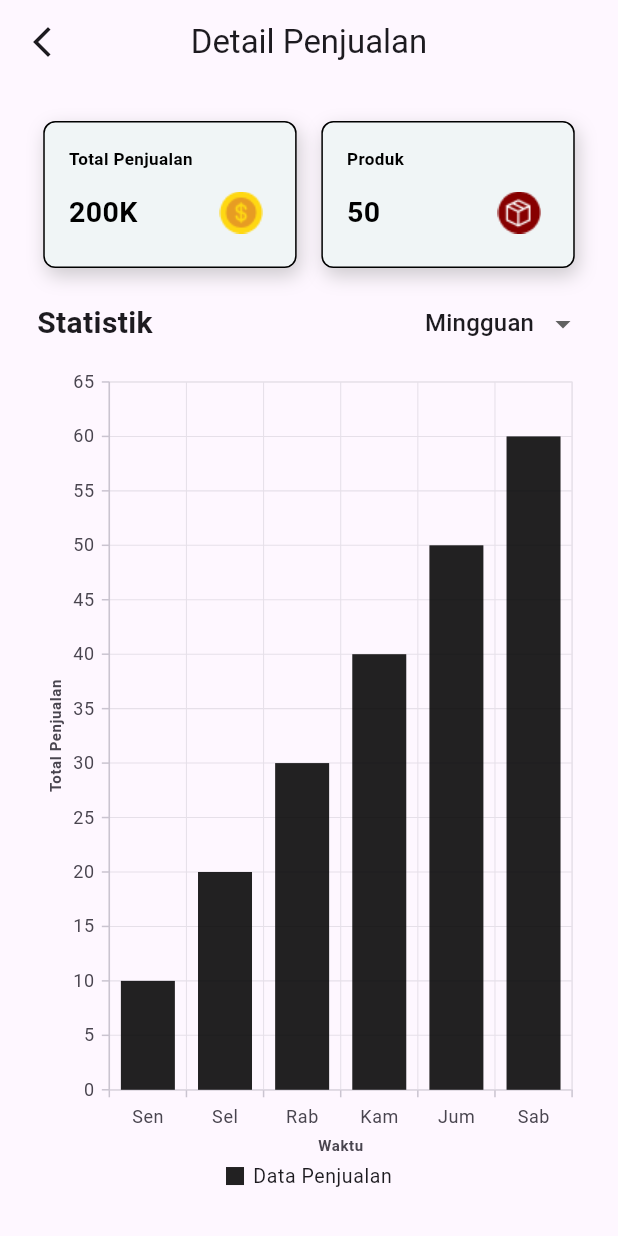
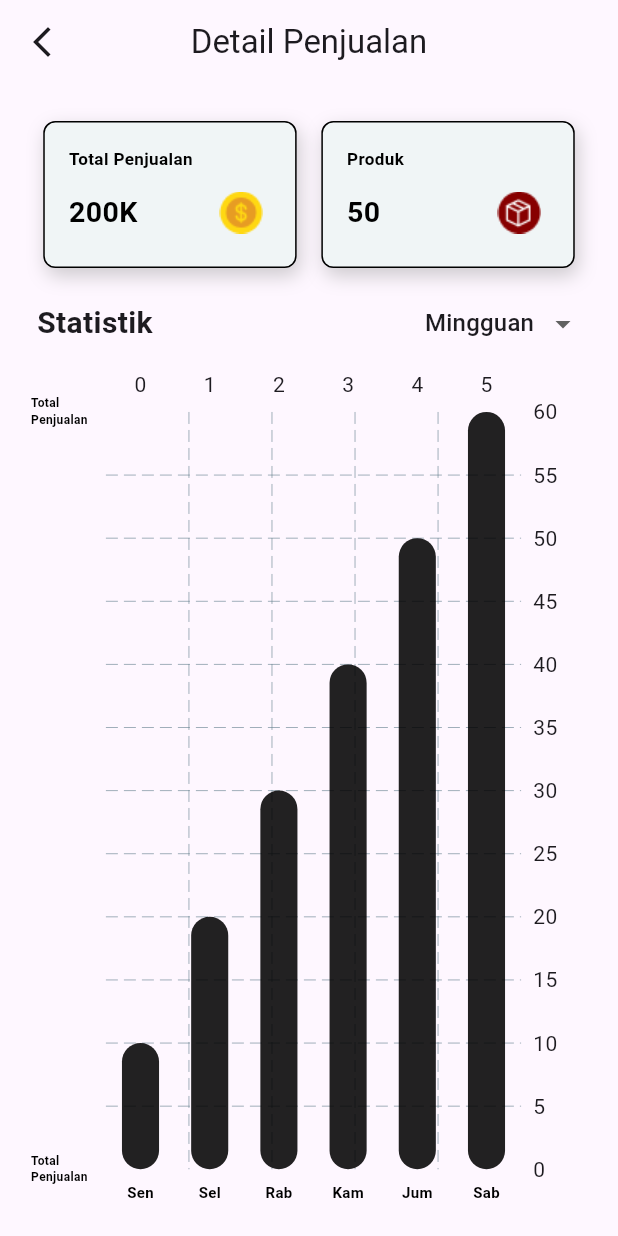
Before and after one commit to Shade2012/warmindo_admin_ui, a Flutter app: the SalesDetailPage screen opened by its route, on a phone screen of 412 x 824 dp. Run offline on Flutter 3.47's test engine with Material 3 defaults, Android fonts, the phone set to English and light mode, and no system bars; drawn by our look-alikes of fl_chart; our stand-ins replace connectivity_plus, flutter_svg, font_awesome_flutter, get, google_fonts, image_picker and 4 more; accounts and stored records are empty; network calls fail; Roboto replaces fonts that are missing (Oxygen).

Commit message:
fix : [AF] change UI chart & schedule

```diff
--- a/lib/pages/detail_product_page/view/detailproduct_page.dart
+++ b/lib/pages/detail_product_page/view/detailproduct_page.dart
@@ -24,7 +24,6 @@ class DetailProductPage extends StatelessWidget {
 
     // Handle potential null or invalid ratings
     double? priceAsDouble = double.tryParse(product.price?.replaceAll(',', '').replaceAll('.', '') ?? '');
-    double adjustedPrice = (priceAsDouble ?? 0.0) / 100;
 
     // Handle potential null or invalid ratings
     double? ratingAsDouble = double.tryParse(product.ratings ?? '');
@@ -142,7 +141,7 @@ class DetailProductPage extends StatelessWidget {
                   ),
                   SizedBox(height: 10),
                   Text(
-                    '${currencyFormat.format(adjustedPrice)}',
+                    '${currencyFormat.format(priceAsDouble)}',
                     style: priceCProductDetailTextStyle,
                   ),
                 ],
--- a/lib/pages/sales_detail_page/view/sales_detail_page.dart
+++ b/lib/pages/sales_detail_page/view/sales_detail_page.dart
@@ -1,10 +1,9 @@
 import 'package:flutter/material.dart';
 import 'package:get/get.dart';
-import 'package:syncfusion_flutter_charts/charts.dart';
+import 'package:fl_chart/fl_chart.dart';
 import 'package:warmindo_admin_ui/pages/sales_detail_page/controller/sales_detail_controller.dart';
 import 'package:warmindo_admin_ui/global/widget/analyticBox.dart';
 import 'package:warmindo_admin_ui/global/themes/icon_themes.dart';
-import '../model/sales_model.dart';
 
 class SalesDetailPage extends StatelessWidget {
   SalesDetailPage({Key? key}) : super(key: key);
@@ -110,56 +109,100 @@ class SalesDetailPage extends StatelessWidget {
                 ),
                 Expanded(
                   child: Container(
-                    child: SfCartesianChart(
-                      primaryXAxis: CategoryAxis(
-                        title: AxisTitle(
-                          text: 'Waktu',
-                          textStyle: TextStyle(
+                    child: BarChart(
+                      BarChartData(
+                        alignment: BarChartAlignment.spaceAround,
+                        titlesData: FlTitlesData(
+                          show: true,
+                          bottomTitles: AxisTitles(
+                            sideTitles: SideTitles(
+                              showTitles: true,
+                              getTitlesWidget: (value, meta) {
+                                return Padding(
+                                  padding: const EdgeInsets.only(top: 8.0),
+                                  child: Text(
+                                    controller.chartData[value.toInt()].year,
+                                    style: TextStyle(
+                                      color: Colors.black,
+                                      fontWeight: FontWeight.bold,
                                       fontSize: 10,
+                                    ),
+                                  ),
+                                );
+                              },
+                              reservedSize: 28,
+                            ),
+                          ),
+                          leftTitles: AxisTitles(
+                            sideTitles: SideTitles(
+                              interval: 80,
+                              showTitles: true,
+                              getTitlesWidget: (value, meta) {
+                                return Text(
+                                  controller.yAxisTitle.value,
+                                  style: TextStyle(
+                                    color: Colors.black,
                                     fontWeight: FontWeight.bold,
+                                    fontSize: 8,
+                                  ),
+                                );
+                              },
+                              reservedSize: 50,
                             ),
                           ),
                         ),
-                      primaryYAxis: NumericAxis(
-                        title: AxisTitle(
-                          text: controller.yAxisTitle.value,
-                          textStyle: TextStyle(
-                            fontSize: 10,
+                        borderData: FlBorderData(
+                          show: false,
+                        ),
+                        barGroups: controller.chartData
+                            .asMap()
+                            .entries
+                            .map((entry) => BarChartGroupData(
+                                  x: entry.key,
+                                  barRods: [
+                                    BarChartRodData(
+                                      toY: entry.value.sales,
+                                      color: Colors.black87,
+                                      width: screenWidth * 0.06,
+                                    ),
+                                  ],
+                                ))
+                            .toList(),
+                        barTouchData: BarTouchData(
+                          touchTooltipData: BarTouchTooltipData(
+                            tooltipRoundedRadius: 8,
+                            tooltipPadding: const EdgeInsets.all(8),
+                            getTooltipItem: (
+                              group,
+                              groupIndex,
+                              rod,
+                              rodIndex,
+                            ) {
+                              return BarTooltipItem(
+                                rod.toY.toStringAsFixed(0),
+                                TextStyle(
+                                  color: Colors.black,
                                   fontWeight: FontWeight.bold,
+                                ),
+                                children: [
+                                  TextSpan(
+                                    text:
+                                        ' ${controller.chartData[groupIndex].year}',
+                                    style: TextStyle(
+                                      color: Colors.black54,
+                                    ),
+                                  ),
+                                ],
+                              );
+                            },
+                            getTooltipColor: (barChartGroupData) =>
+                                Colors.white,
+                            tooltipMargin: 10,
+                            fitInsideVertically: true,
+                            fitInsideHorizontally: true,
                           ),
                         ),
                       ),
-                      trackballBehavior: TrackballBehavior(
-                        enable: true,
-                        activationMode: ActivationMode.singleTap,
-                        lineType: TrackballLineType.vertical,
-                        tooltipSettings: InteractiveTooltip(
-                          enable: true,
-                          color: Colors.white,
-                          textStyle: TextStyle(
-                            color: Colors.black,
-                            fontSize: 14,
-                          ),
-                          // format: 'point.x : point.y',
-                          borderColor: Colors.black,
-                          borderWidth: 1,
-                        ),
-                      ),
-                      legend: Legend(
-                        isVisible: true,
-                        alignment: ChartAlignment.center,
-                        position: LegendPosition.bottom,
-                      ),
-                      series: <ColumnSeries<SalesData, String>>[
-                        ColumnSeries<SalesData, String>(
-                          dataSource: controller.chartData,
-                          xValueMapper: (SalesData sales, _) => sales.year, // Use 'date' here
-                          yValueMapper: (SalesData sales, _) => sales.sales,
-                          color: Colors.black87,
-                          animationDuration: 0,
-                          name: 'Data Penjualan',
-                        ),
-                      ],
                     ),
                   ),
                 ),
--- a/pubspec.yaml
+++ b/pubspec.yaml
@@ -51,6 +51,7 @@ dependencies:
   printing: ^5.12.0
   pdf: ^3.10.8
   url_launcher: ^6.1.6
+  fl_chart: ^0.68.0
 
 
 dev_dependencies:
```
Also changed, not shown: lib/pages/bottom_sheet_schedule/view/bottomsheet_schedule_page.dart (+2 -38 lines), lib/pages/schedule_page/view/schedule_page.dart (+31 -48 lines), pubspec.lock. Lines whose indentation alone changed are shown as unchanged.
